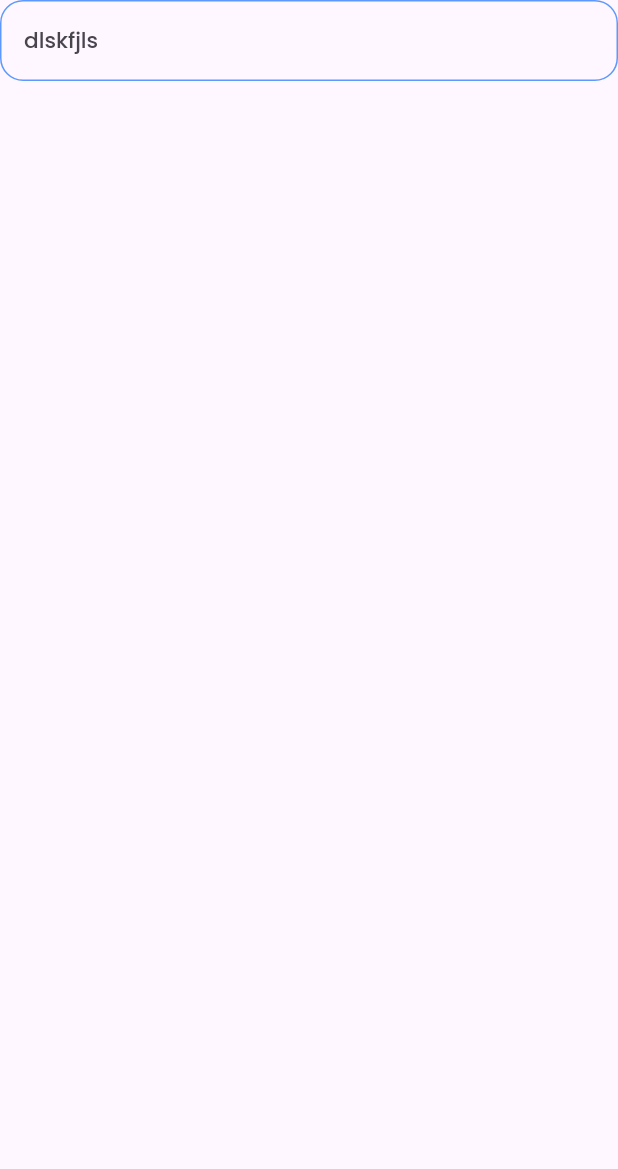
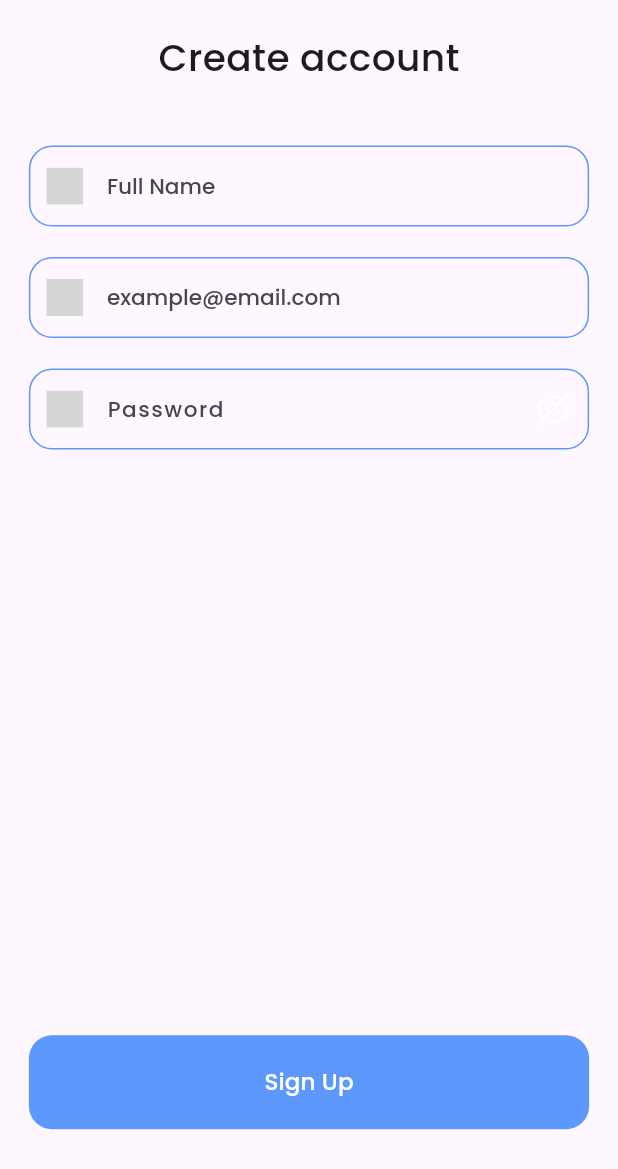
Before and after one commit to HibaChamkhi/Online-Bike-Shopping-App, a Flutter app: the screen it shows after launch, on a phone screen of 412 x 824 dp. Shown: the top 1169 px of the screen. Run offline on Flutter 3.47's test engine with Material 3 defaults, Android fonts, the phone set to English and light mode, and no system bars; our stand-ins replace flutter_screenutil, flutter_svg, injectable, internet_connection_checker; grey boxes are pictures that could not be loaded.

Commit message:
added custom button

```diff
--- /dev/null
+++ b/lib/core/colors/theme.dart
@@ -0,0 +1,6 @@
+import 'package:flutter/material.dart';
+import 'package:flutter_screenutil/flutter_screenutil.dart';
+
+class AppTheme {
+  static EdgeInsets padding = EdgeInsets.symmetric(vertical: 20.h, horizontal: 20.w);
+}
--- /dev/null
+++ b/lib/core/utils/input_validation.dart
@@ -0,0 +1,85 @@
+import 'package:flutter/material.dart';
+
+String? validateField(String value, hintText, BuildContext context) {
+
+  if (value.trim().isEmpty) {
+    return "$hintText can't be empty";
+  }
+  if (value.trim().length < 3 || value.trim().length > 30) {
+    return "$hintText must be between 3 and 30 characters";
+  }
+  if (!value.trim().contains(RegExp(r'[a-zA-Z\u0600-\u06FF\s]+$')) ||
+      value[0] == ' ') {
+    return "This value is not valid";
+  }
+  if (value.trim().contains(RegExp(r'\d')) ||
+      RegExp(r'[.,;!@#$%&*()_+=|<>?{}\[\]~-]').hasMatch(value.trim())) {
+    return "The field must not contain any special characters";
+  }
+  return null;
+}
+
+String? validatePassword(
+    String password, BuildContext context) {
+
+  if (password.trim().isEmpty) {
+    return "Password can't be empty";
+  }
+  if (password.trim().length < 6 || password.trim().length > 16) {
+    return "Password must contain at least 6 and at most 16 characters";
+  }
+
+  if (!password.contains(RegExp(r'\d')) ||
+      !password.contains(RegExp(r'[A-Z]')) ||
+      !password.contains(RegExp(r'[a-z]')) ||
+      !RegExp(r'[.!@#$%&*()_+=|<>?{}\[\]~-]').hasMatch(password.trim())) {
+    return "Example Password: 'erZ45H@3PK789'";
+  }
+  return null;
+}
+
+String? validatePasswordForLogin(String password, BuildContext context) {
+
+  if (password.trim().isEmpty) {
+    return "Password can't be empty";
+  }
+  return null;
+}
+String? validateEmptyField(
+    String value, String hintText, BuildContext context) {
+
+  if (value.trim().isEmpty) {
+    return "$hintText can't be empty";
+  }
+  return null;
+}
+
+String? validateEmail(String value, BuildContext context) {
+
+  // Regular expression for email validation
+  final RegExp emailRegex = RegExp(
+      r"(?:[a-z0-9!#$%&'*+/=?^_`{|}~-]+(?:\.[a-z0-9!#$%&'"
+      r'*+/=?^_`{|}~-]+)*|"(?:[\x01-\x08\x0b\x0c\x0e-\x1f\x21\x23-\x5b\x5d-'
+      r'\x7f]|\\[\x01-\x09\x0b\x0c\x0e-\x7f])*")@(?:(?:[a-z0-9](?:[a-z0-9-]*'
+      r'[a-z0-9])?\.)+[a-z0-9](?:[a-z0-9-]*[a-z0-9])?|\[(?:(?:(2(5[0-5]|[0-4]'
+      r'[0-9])|1[0-9][0-9]|[1-9]?[0-9]))\.){3}(?:(2(5[0-5]|[0-4][0-9])|1[0-9]'
+      r'[0-9]|[1-9]?[0-9])|[a-z0-9-]*[a-z0-9]:(?:[\x01-\x08\x0b\x0c\x0e-\x1f\'
+      r'x21-\x5a\x53-\x7f]|\\[\x01-\x09\x0b\x0c\x0e-\x7f])+)\])');
+
+  // Remove spaces from the email
+
+  if (value.trim().isEmpty) {
+    return "Enter an email address";
+  } else if (!emailRegex.hasMatch(value.trim())) {
+    return "Enter a valid email address";
+  }
+
+  return null; // Return null if email is valid
+}
+
+String? validateCheckbox(bool value, BuildContext context) {
+  if (!value) {
+    return "This field must be checked";
+  }
+  return null;
+}
--- /dev/null
+++ b/lib/core/widgets/main_button.dart
@@ -0,0 +1,50 @@
+import 'package:flutter/material.dart';
+import 'package:flutter_screenutil/flutter_screenutil.dart';
+import 'package:online_bike_shopping_appuntitled/core/colors/colors.dart';
+
+class MainButton extends StatefulWidget {
+  final String text;
+  final bool isLoading;
+  final Function() buttonFunction;
+
+  const MainButton({
+    super.key,
+    required this.buttonFunction,
+    required this.text,
+    this.isLoading = false,
+  });
+
+  @override
+  State<MainButton> createState() => _MainButtonState();
+}
+
+class _MainButtonState extends State<MainButton> {
+  @override
+  Widget build(BuildContext context) {
+    return TextButton(
+      onPressed: widget.buttonFunction,
+      style: TextButton.styleFrom(
+          shape: RoundedRectangleBorder(
+            borderRadius: BorderRadius.circular(16.r),
+          ),
+          padding: EdgeInsets.symmetric(vertical: 20.h),
+          backgroundColor: AppConstants.cornflowerBlueColor
+      ),
+      child: Container(
+        alignment: Alignment.center,
+        child: widget.isLoading
+            ? const CircularProgressIndicator(
+                color: Colors.black,
+              )
+            : Text(
+                    widget.text,
+                    style: TextStyle(
+                        fontFamily: 'Poppins',
+                        color: Colors.white,
+                        fontSize: 16.sp,
+                        fontWeight: FontWeight.w500),
+                  ),
+      ),
+    );
+  }
+}
--- a/lib/presentation/auth/widgets/register_widget.dart
+++ b/lib/presentation/auth/widgets/register_widget.dart
@@ -1,5 +1,10 @@
 import 'package:flutter/material.dart';
+import 'package:flutter_screenutil/flutter_screenutil.dart';
+import 'package:online_bike_shopping_appuntitled/core/colors/theme.dart';
 import 'package:online_bike_shopping_appuntitled/core/widgets/input_field.dart';
+
+import '../../../core/utils/input_validation.dart';
+import '../../../core/widgets/main_button.dart';
 
 class RegisterWidget extends StatefulWidget {
   const RegisterWidget({Key? key}) : super(key: key);
@@ -9,21 +14,86 @@ class RegisterWidget extends StatefulWidget {
 }
 
 class _RegisterWidgetState extends State<RegisterWidget> {
-  final TextEditingController _controller = TextEditingController();
+  final TextEditingController _nameController = TextEditingController();
+  final TextEditingController _emailController = TextEditingController();
+  final TextEditingController _passwordController = TextEditingController();
+  final GlobalKey<FormState> _formKey = GlobalKey<FormState>();
 
   @override
   Widget build(BuildContext context) {
     return Scaffold(
       body: SafeArea(
-        child: Column(
-          children: [
-            InputField(
-              controller: _controller,
-              hintText: 'dlskfjls',
-            )
-          ],
+        child: Padding(
+          padding: AppTheme.padding,
+          child: Column(
+            crossAxisAlignment: CrossAxisAlignment.center,
+            children: [
+              Form(
+                key: _formKey,
+                child: Column(
+                  crossAxisAlignment: CrossAxisAlignment.center,
+                  children: [
+                    Text(
+                      "Create account",
+                      style: TextStyle(
+                        fontFamily: 'Poppins',
+                        fontSize: 26.sp,
+                        fontWeight: FontWeight.w500,
+                      ),
+                    ),
+                    SizedBox(height: 40.h),
+                    InputField(
+                        hintText: 'Full Name',
+                        prefixIcon: 'assets/icons/user_icon.svg',
+                        controller: _nameController,
+                        validator: (value) =>
+                            validateField(value!, 'Name', context)),
+                    SizedBox(height: 20.h),
+                    InputField(
+                        hintText: 'example@email.com',
+                        prefixIcon: 'assets/icons/email_icon.svg',
+                        controller: _emailController,
+                        validator: (value) => validateEmail(value!, context)),
+                    SizedBox(height: 20.h),
+                    InputField(
+                      hintText: 'Password',
+                      prefixIcon: 'assets/icons/password_icon.svg',
+                      isPassword: true,
+                      controller: _passwordController,
+                      validator: (value) => validatePassword(value!, context),
+                    ),
+                  ],
+                ),
+              ),
+              const Spacer(),
+              MainButton(
+                buttonFunction: () {
+                  validateCredentialsThenRegisterUser(context);
+                },
+                text: "Sign Up",
+                // isLoading: widget.isLoading
+              ),
+              SizedBox(height: 50.h),
+            ],
+          ),
         ),
       ),
     );
   }
+
+  void validateCredentialsThenRegisterUser(context) async {
+    final isValid = _formKey.currentState!.validate();
+
+    if (isValid) {
+      final String name;
+      final String email;
+      final String password;
+
+      name = _nameController.text;
+      email = _emailController.text;
+      password = _passwordController.text;
+
+      // widget.registerFunction(name, email, password);
+    }
+  }
 }
```
Also changed, not shown: 1 other file.
